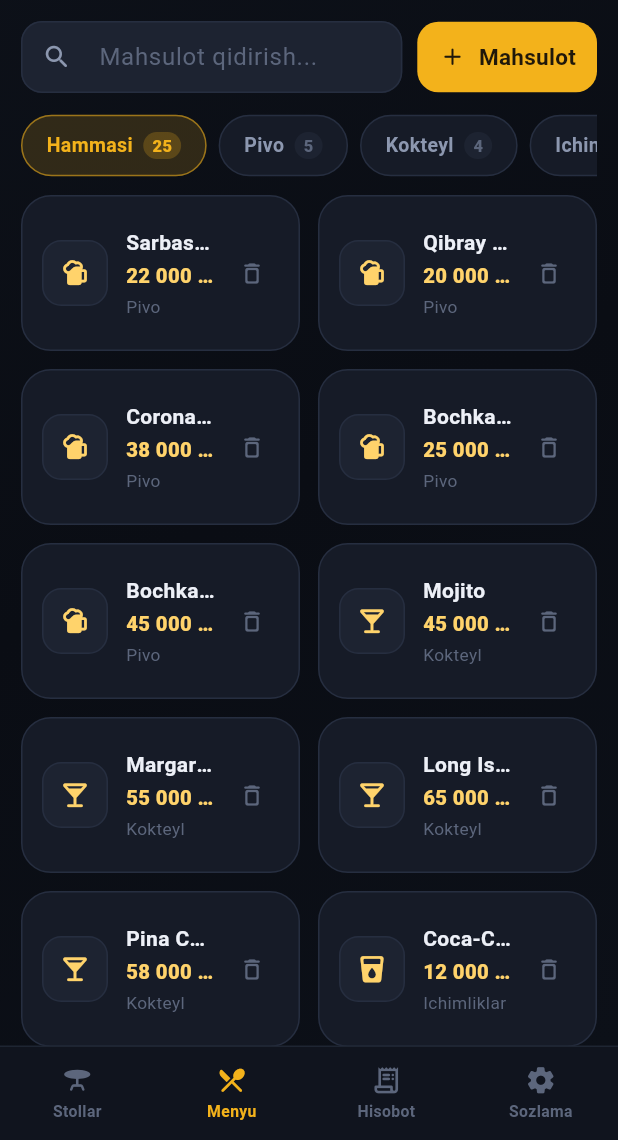
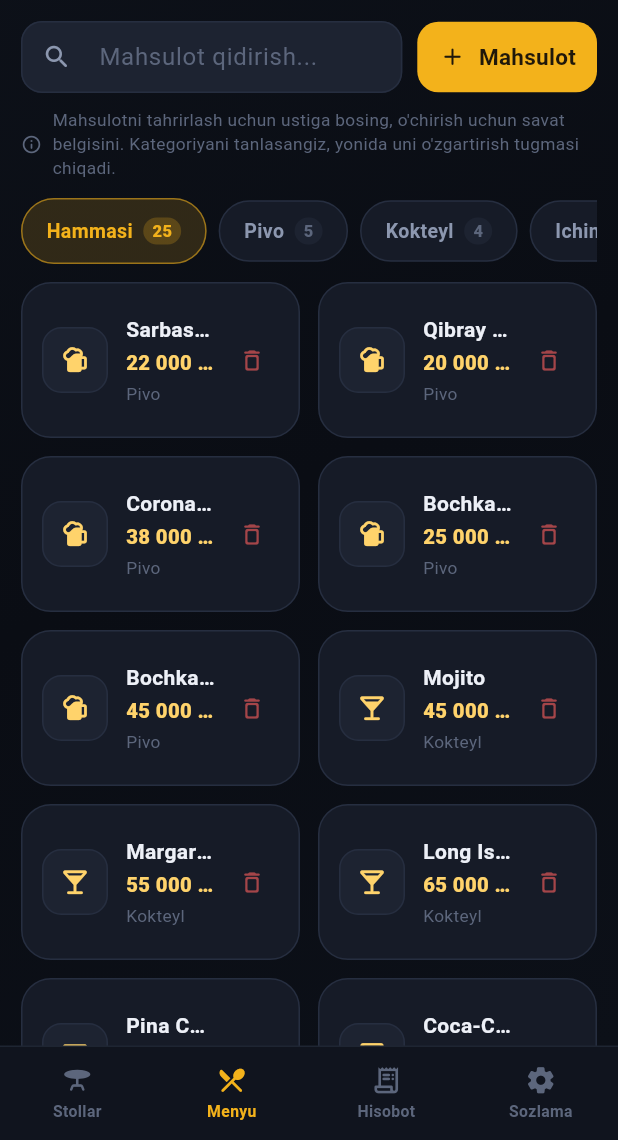
Before and after one commit to doniyorbakhromov/saxovat-kassa, a Flutter app: the HomeScreen screen opened directly, item 2 of the bottom bar chosen, after a tap on "Hammasi", on a phone screen of 412 x 824 dp, the part 96-1236 px from its top. Run offline on Flutter 3.47's test engine with Material 3 defaults, Android fonts, the phone set to English and light mode, and no system bars; our stand-ins replace shared_preferences, supabase_flutter; missing offline and left inert: idb_shim; accounts and stored records are empty.

Commit message:
Menyu: kategoriya oynasidagi buzilishni tuzatish va boshqaruvni ravshanlash
Kategoriyani tahrirlash oynasi buzilib chizilardi: tugmalar orasiga
qo'yilgan Spacer AlertDialog.actions ichida ishlamaydi (u OverflowBar,
Flex emas), natijada ekranni ulkan kulrang maydon egallardi.

Oyna qayta yozildi va tushunarli qilindi:
- yuqorida nom maydoni, ostida kategoriyada nechta mahsulot borligi
- o'chirish tugmasi chiziq bilan ajratilgan, ostida oqibati yozilgan
  ("kategoriya bilan birga N ta mahsulot ham o'chadi")
- bir xil nomli kategoriya yaratilishining oldi olindi

Tahrirlash tugmasi ko'rinadigan bo'ldi: ilgari tanlangan kategoriya
yonida 15px kulrang qalam turardi, endi oltin rangli 38px tugma.
Menyu sahifasiga qisqa izoh qo'shildi.

Uzun oynalar (kategoriya, stol, parol) endi aylantiriladi - past
ekranlarda sig'maslik muammosi yo'q.

Vidjet testlari qo'shildi: Spacer qaytarilsa test yiqiladi.

Co-Authored-By: Claude Opus 5 <noreply@anthropic.com>

```diff
--- a/lib/src/screens/menu_page.dart
+++ b/lib/src/screens/menu_page.dart
@@ -6,6 +6,9 @@ import "../store.dart";
 import "../theme.dart";
 import "../utils.dart";
 import "../widgets/common.dart";
+
+/// Dialogdan "o'chirish tanlandi" degan javobni ajratish uchun.
+const String _deleteMarker = "__delete__";
 
 class MenuPage extends StatefulWidget {
   const MenuPage({super.key});
@@ -79,10 +82,14 @@ class _MenuPageState extends State<MenuPage> {
               ),
             ),
             SliverPadding(
+              padding: EdgeInsets.fromLTRB(pad, 0, pad, 8),
+              sliver: const SliverToBoxAdapter(child: _MenuHint()),
+            ),
+            SliverPadding(
               padding: EdgeInsets.fromLTRB(pad, 4, pad, 12),
               sliver: SliverToBoxAdapter(
                 child: SizedBox(
-                  height: 42,
+                  height: 44,
                   child: ListView(
                     scrollDirection: Axis.horizontal,
                     children: [
@@ -112,7 +119,8 @@ class _MenuPageState extends State<MenuPage> {
                 child: EmptyState(
                   icon: Icons.restaurant_menu_rounded,
                   title: "Mahsulot yo'q",
-                  message: "Yangi mahsulot qo'shing va u kassada\n"
+                  message:
+                      "Yangi mahsulot qo'shing va u kassada\n"
                       "darhol paydo bo'ladi.",
                   action: ElevatedButton.icon(
                     onPressed: () => showItemDialog(
@@ -132,8 +140,7 @@ class _MenuPageState extends State<MenuPage> {
               SliverPadding(
                 padding: EdgeInsets.fromLTRB(pad, 0, pad, 28),
                 sliver: SliverGrid(
-                  gridDelegate:
-                      const SliverGridDelegateWithMaxCrossAxisExtent(
+                  gridDelegate: const SliverGridDelegateWithMaxCrossAxisExtent(
                     maxCrossAxisExtent: 260,
                     mainAxisSpacing: 12,
                     crossAxisSpacing: 12,
@@ -188,6 +195,8 @@ class _MenuPageState extends State<MenuPage> {
   }
 
   Future<void> _editCategory(BuildContext context, String name) async {
+    final count = store.itemsOf(name).length;
+
     final res = await showDialog<String>(
       context: context,
       builder: (ctx) => DialogForm(
@@ -195,23 +204,72 @@ class _MenuPageState extends State<MenuPage> {
         builder: (ctx, f, setLocal) => AlertDialog(
           title: const Text("Kategoriya"),
           content: SizedBox(
-            width: 320,
-            child: TextField(
+            width: 360,
+            child: SingleChildScrollView(
+              child: Column(
+                mainAxisSize: MainAxisSize.min,
+                crossAxisAlignment: CrossAxisAlignment.stretch,
+                children: [
+                  TextField(
                     controller: f[0],
                     autofocus: true,
+                    textCapitalization: TextCapitalization.sentences,
+                    onSubmitted: (v) => Navigator.pop(ctx, v),
                     decoration: const InputDecoration(
+                      labelText: "Kategoriya nomi",
                       prefixIcon: Icon(Icons.category_outlined),
                     ),
                   ),
+                  const SizedBox(height: 10),
+                  Row(
+                    children: [
+                      const Icon(
+                        Icons.inventory_2_outlined,
+                        size: 14,
+                        color: Ink3.textFaint,
                       ),
-          actionsPadding: const EdgeInsets.fromLTRB(20, 0, 20, 18),
+                      const SizedBox(width: 7),
+                      Text(
+                        count == 0
+                            ? "Bu kategoriya hozircha bo'sh"
+                            : "Ichida $count ta mahsulot bor",
+                        style: const TextStyle(
+                          color: Ink3.textFaint,
+                          fontSize: 12.5,
+                        ),
+                      ),
+                    ],
+                  ),
+                  const SizedBox(height: 18),
+                  const Divider(height: 1),
+                  const SizedBox(height: 14),
+                  OutlinedButton.icon(
+                    onPressed: () => Navigator.pop(ctx, _deleteMarker),
+                    style: OutlinedButton.styleFrom(
+                      foregroundColor: Ink3.red,
+                      side: BorderSide(color: Ink3.red.withValues(alpha: 0.4)),
+                    ),
+                    icon: const Icon(Icons.delete_outline_rounded, size: 18),
+                    label: const Text("Kategoriyani o'chirish"),
+                  ),
+                  const SizedBox(height: 8),
+                  Text(
+                    count == 0
+                        ? "Kategoriya ro'yxatdan olib tashlanadi."
+                        : "Kategoriya bilan birga $count ta mahsulot ham o'chadi.",
+                    textAlign: TextAlign.center,
+                    style: const TextStyle(
+                      color: Ink3.textFaint,
+                      fontSize: 11.5,
+                      height: 1.4,
+                    ),
+                  ),
+                ],
+              ),
+            ),
+          ),
+          actionsPadding: const EdgeInsets.fromLTRB(20, 4, 20, 18),
           actions: [
-            TextButton(
-              onPressed: () => Navigator.pop(ctx, "__delete__"),
-              style: TextButton.styleFrom(foregroundColor: Ink3.red),
-              child: const Text("O'chirish"),
-            ),
-            const Spacer(),
             TextButton(
               onPressed: () => Navigator.pop(ctx),
               child: const Text("Bekor qilish"),
@@ -224,14 +282,17 @@ class _MenuPageState extends State<MenuPage> {
         ),
       ),
     );
-    if (res == null) return;
-    if (res == "__delete__") {
-      if (!context.mounted) return;
+
+    if (res == null || !context.mounted) return;
+
+    if (res == _deleteMarker) {
       final ok = await askConfirm(
         context,
         title: "Kategoriyani o'chirish",
-        message: "\"$name\" va undagi ${store.itemsOf(name).length} ta "
-            "mahsulot o'chiriladi.",
+        message: count == 0
+            ? "\"$name\" o'chirilsinmi?"
+            : "\"$name\" va undagi $count ta mahsulot o'chiriladi. "
+                  "Buni ortga qaytarib bo'lmaydi.",
         confirmText: "O'chirish",
         danger: true,
       );
@@ -241,8 +302,42 @@ class _MenuPageState extends State<MenuPage> {
       }
       return;
     }
-    store.renameCategory(name, res);
-    setState(() => _cat = res.trim());
+
+    final newName = res.trim();
+    if (newName.isEmpty || newName == name) return;
+    if (store.categories.contains(newName)) {
+      toast(context, "Bunday kategoriya allaqachon bor", color: Ink3.red);
+      return;
+    }
+    store.renameCategory(name, newName);
+    setState(() => _cat = newName);
+  }
+}
+
+/// Menyuni qanday boshqarish kerakligini qisqa tushuntiradi.
+class _MenuHint extends StatelessWidget {
+  const _MenuHint();
+
+  @override
+  Widget build(BuildContext context) {
+    return Row(
+      children: [
+        const Icon(Icons.info_outline_rounded, size: 14, color: Ink3.textFaint),
+        const SizedBox(width: 7),
+        Expanded(
+          child: Text(
+            "Mahsulotni tahrirlash uchun ustiga bosing, o'chirish uchun "
+            "savat belgisini. Kategoriyani tanlasangiz, yonida uni "
+            "o'zgartirish tugmasi chiqadi.",
+            style: TextStyle(
+              color: Ink3.textFaint,
+              fontSize: 11.5,
+              height: 1.35,
+            ),
+          ),
+        ),
+      ],
+    );
   }
 }
 
@@ -263,28 +358,50 @@ class _CatChip extends StatelessWidget {
 
   @override
   Widget build(BuildContext context) {
-    return GestureDetector(
-      onLongPress: onEdit,
-      child: Row(
-        children: [
-          ChipButton(
+    final chip = ChipButton(
       label: label,
       selected: selected,
       count: count,
       onTap: onTap,
-          ),
-          if (selected && onEdit != null)
-            IconButton(
-              tooltip: "Kategoriyani tahrirlash",
-              onPressed: onEdit,
-              padding: const EdgeInsets.all(4),
-              constraints: const BoxConstraints(),
-              icon: const Icon(
-                Icons.edit_outlined,
-                size: 15,
-                color: Ink3.textFaint,
+    );
+    if (onEdit == null) return chip;
+
+    return GestureDetector(
+      onLongPress: onEdit,
+      child: Row(
+        mainAxisSize: MainAxisSize.min,
+        children: [
+          chip,
+          // Tanlangan kategoriya yonida ko'rinadigan tahrirlash tugmasi.
+          if (selected) ...[
+            const SizedBox(width: 6),
+            Tooltip(
+              message: "Nomini o'zgartirish yoki o'chirish",
+              child: Material(
+                color: Ink3.gold.withValues(alpha: 0.14),
+                borderRadius: BorderRadius.circular(12),
+                child: InkWell(
+                  onTap: onEdit,
+                  borderRadius: BorderRadius.circular(12),
+                  child: Container(
+                    width: 38,
+                    height: 38,
+                    decoration: BoxDecoration(
+                      borderRadius: BorderRadius.circular(12),
+                      border: Border.all(
+                        color: Ink3.gold.withValues(alpha: 0.45),
                       ),
                     ),
+                    child: const Icon(
+                      Icons.edit_rounded,
+                      size: 17,
+                      color: Ink3.gold,
+                    ),
+                  ),
+                ),
+              ),
+            ),
+          ],
         ],
       ),
     );
@@ -351,11 +468,7 @@ class _ItemCard extends StatelessWidget {
               borderRadius: BorderRadius.circular(13),
               border: Border.all(color: Ink3.stroke),
             ),
-            child: Icon(
-              iconFor(item.icon),
-              size: 21,
-              color: Ink3.goldSoft,
-            ),
+            child: Icon(iconFor(item.icon), size: 21, color: Ink3.goldSoft),
           ),
           const SizedBox(width: 12),
           Expanded(
@@ -389,16 +502,13 @@ class _ItemCard extends StatelessWidget {
                   item.category,
                   maxLines: 1,
                   overflow: TextOverflow.ellipsis,
-                  style: const TextStyle(
-                    color: Ink3.textFaint,
-                    fontSize: 11.5,
-                  ),
+                  style: const TextStyle(color: Ink3.textFaint, fontSize: 11.5),
                 ),
               ],
             ),
           ),
           IconButton(
-            tooltip: "O'chirish",
+            tooltip: "Mahsulotni o'chirish",
             onPressed: () async {
               final ok = await askConfirm(
                 context,
@@ -409,10 +519,10 @@ class _ItemCard extends StatelessWidget {
               );
               if (ok) store.deleteItem(item.id);
             },
-            icon: const Icon(
+            icon: Icon(
               Icons.delete_outline_rounded,
               size: 18,
-              color: Ink3.textFaint,
+              color: Ink3.red.withValues(alpha: 0.65),
             ),
           ),
         ],
@@ -547,7 +657,8 @@ Future<void> showItemDialog(
             ElevatedButton(
               onPressed: () {
                 final name = nameC.text.trim();
-                final price = int.tryParse(
+                final price =
+                    int.tryParse(
                       priceC.text.replaceAll(RegExp(r"[^0-9]"), ""),
                     ) ??
                     0;
--- a/lib/src/screens/tables_page.dart
+++ b/lib/src/screens/tables_page.dart
@@ -53,9 +53,7 @@ class _TablesPageState extends State<TablesPage> {
           slivers: [
             SliverPadding(
               padding: EdgeInsets.fromLTRB(pad, 10, pad, 0),
-              sliver: SliverToBoxAdapter(
-                child: _StatsRow(wide: wide),
-              ),
+              sliver: SliverToBoxAdapter(child: _StatsRow(wide: wide)),
             ),
             SliverPadding(
               padding: EdgeInsets.fromLTRB(pad, 20, pad, 12),
@@ -99,7 +97,8 @@ class _TablesPageState extends State<TablesPage> {
                 child: EmptyState(
                   icon: Icons.table_bar_rounded,
                   title: "Bu yerda stol yo'q",
-                  message: "O'z stollaringizni qo'shing.\n"
+                  message:
+                      "O'z stollaringizni qo'shing.\n"
                       "Bir vaqtda bir nechtasini ham qo'shsa bo'ladi.",
                   action: ElevatedButton.icon(
                     onPressed: () => showTableDialog(
@@ -115,8 +114,7 @@ class _TablesPageState extends State<TablesPage> {
               SliverPadding(
                 padding: EdgeInsets.fromLTRB(pad, 4, pad, 28),
                 sliver: SliverGrid(
-                  gridDelegate:
-                      const SliverGridDelegateWithMaxCrossAxisExtent(
+                  gridDelegate: const SliverGridDelegateWithMaxCrossAxisExtent(
                     maxCrossAxisExtent: 252,
                     mainAxisSpacing: 14,
                     crossAxisSpacing: 14,
@@ -181,9 +179,7 @@ class _StatsRow extends StatelessWidget {
         return Wrap(
           spacing: gap,
           runSpacing: gap,
-          children: [
-            for (final t in tiles) SizedBox(width: w, child: t),
-          ],
+          children: [for (final t in tiles) SizedBox(width: w, child: t)],
         );
       },
     );
@@ -201,7 +197,10 @@ class _AddTableButton extends StatelessWidget {
     return ElevatedButton.icon(
       onPressed: () => showTableDialog(context, zone: defaultZone),
       style: ElevatedButton.styleFrom(
-        padding: EdgeInsets.symmetric(horizontal: compact ? 14 : 20, vertical: 14),
+        padding: EdgeInsets.symmetric(
+          horizontal: compact ? 14 : 20,
+          vertical: 14,
+        ),
       ),
       icon: const Icon(Icons.add_rounded, size: 19),
       label: Text(compact ? "Stol" : "Stol qo'shish"),
@@ -226,19 +225,13 @@ class _TableCard extends StatelessWidget {
           ? LinearGradient(
               begin: Alignment.topLeft,
               end: Alignment.bottomRight,
-              colors: [
-                Ink3.gold.withValues(alpha: 0.14),
-                Ink3.card,
-                Ink3.card,
-              ],
+              colors: [Ink3.gold.withValues(alpha: 0.14), Ink3.card, Ink3.card],
             )
           : null,
       borderColor: busy ? Ink3.gold.withValues(alpha: 0.45) : Ink3.stroke,
       shadows: busy ? Ink3.glow(Ink3.gold, 0.16) : null,
       onTap: () => Navigator.of(context).push(
-        MaterialPageRoute<void>(
-          builder: (_) => OrderScreen(tableId: table.id),
-        ),
+        MaterialPageRoute<void>(builder: (_) => OrderScreen(tableId: table.id)),
       ),
       child: Column(
         crossAxisAlignment: CrossAxisAlignment.start,
@@ -321,8 +314,11 @@ class _TableCard extends StatelessWidget {
             const SizedBox(height: 10),
             Row(
               children: const [
-                Icon(Icons.add_circle_outline_rounded,
-                    size: 15, color: Ink3.textFaint),
+                Icon(
+                  Icons.add_circle_outline_rounded,
+                  size: 15,
+                  color: Ink3.textFaint,
+                ),
                 SizedBox(width: 6),
                 Text(
                   "Buyurtma ochish",
@@ -355,7 +351,11 @@ class _TableMenu extends StatelessWidget {
         borderRadius: BorderRadius.circular(14),
         side: const BorderSide(color: Ink3.stroke),
       ),
-      icon: const Icon(Icons.more_vert_rounded, size: 18, color: Ink3.textFaint),
+      icon: const Icon(
+        Icons.more_vert_rounded,
+        size: 18,
+        color: Ink3.textFaint,
+      ),
       padding: EdgeInsets.zero,
       itemBuilder: (_) => [
         const PopupMenuItem(
@@ -370,8 +370,11 @@ class _TableMenu extends StatelessWidget {
         if (!table.isBusy)
           const PopupMenuItem(
             value: "delete",
-            child: _MenuRow(Icons.delete_outline_rounded, "O'chirish",
-                color: Ink3.red),
+            child: _MenuRow(
+              Icons.delete_outline_rounded,
+              "O'chirish",
+              color: Ink3.red,
+            ),
           ),
       ],
       onSelected: (v) async {
@@ -497,6 +500,7 @@ Future<void> showTableDialog(
           title: Text(existing == null ? "Yangi stol" : "Stolni tahrirlash"),
           content: SizedBox(
             width: 360,
+            child: SingleChildScrollView(
               child: Column(
                 mainAxisSize: MainAxisSize.min,
                 children: [
@@ -588,6 +592,7 @@ Future<void> showTableDialog(
                 ],
               ),
             ),
+          ),
           actionsPadding: const EdgeInsets.fromLTRB(20, 0, 20, 18),
           actions: [
             TextButton(
```
Also changed, not shown: lib/src/screens/settings_page.dart (+8 -3 lines), 1 other file. Lines whose indentation alone changed are shown as unchanged.
